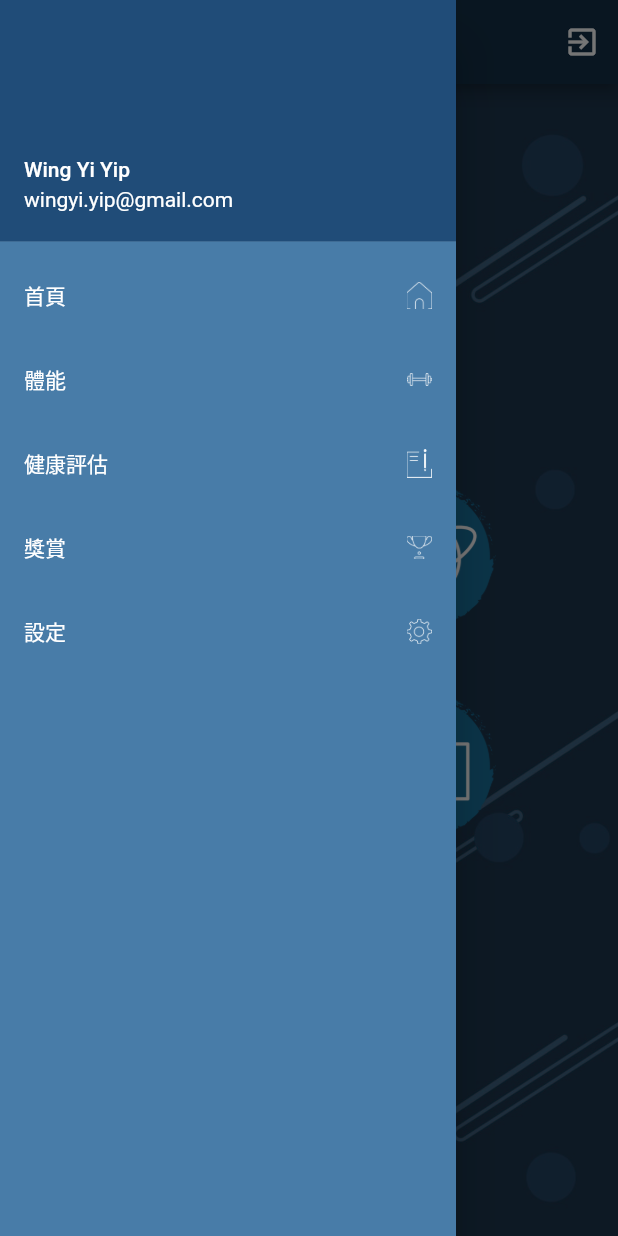
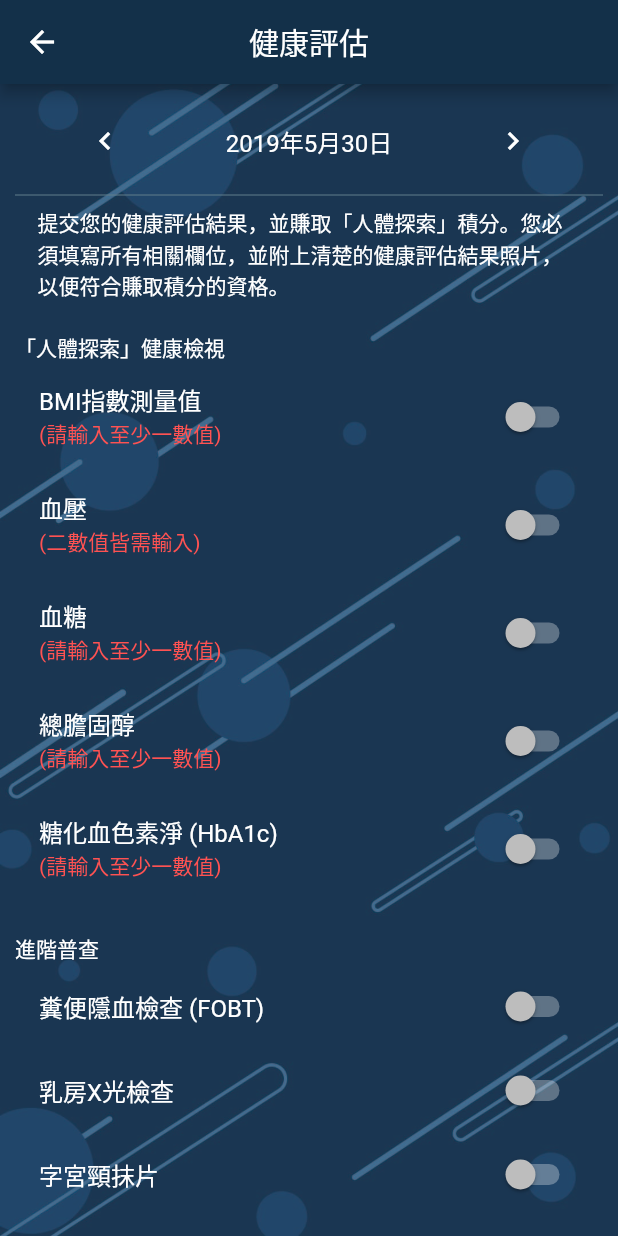
Before and after one commit to chris-lsn/Body-Exploration, a Flutter app: the HomePage screen opened by its route, in the side drawer, after a tap on "健康評估", on a phone screen of 412 x 824 dp. Run offline on Flutter 3.47's test engine with Material 2 defaults, Android fonts, the phone set to English and light mode, and no system bars; our stand-ins replace image_picker.

Commit message:
upload screenshots

```diff
--- a/lib/components/sideMenu.dart
+++ b/lib/components/sideMenu.dart
@@ -34,7 +34,7 @@ class SideMenu extends StatelessWidget {
                 width: 17,
               ),
               title: Text('健康評估'),
-              onTap: () {},
+              onTap: () => Navigator.pushNamed(context, '/healthEvaluation'),
             ),
             ListTile(
               trailing: Image.asset(
@@ -42,7 +42,7 @@ class SideMenu extends StatelessWidget {
                 width: 17,
               ),
               title: Text('獎賞'),
-              onTap: () {},
+              onTap: () => Navigator.pushNamed(context, '/award'),
             ),
             ListTile(
               trailing: Image.asset(
--- a/lib/main.dart
+++ b/lib/main.dart
@@ -1,6 +1,8 @@
 import 'package:flutter/material.dart';
+import 'package:wing_fyp/pages/AwardPage.dart';
 import 'package:wing_fyp/pages/BodyStatusPage.dart';
 import 'package:wing_fyp/pages/FitnessPage.dart';
+import 'package:wing_fyp/pages/HealthEvaluationPage.dart';
 import 'package:wing_fyp/pages/OnlineDoctor.dart';
 import 'package:wing_fyp/pages/PlanetsPage.dart';
 import 'package:wing_fyp/pages/RecordFitness.dart';
@@ -27,7 +29,9 @@ class MyApp extends StatelessWidget {
         '/bodyStatus': (context) => BodyStatusPage(),
         '/recordFitness': (context) => RecordFitnessPage(),
         '/onlineDoctor': (context) => OnlineDoctorPage(),
-        '/splash': (context) => SplashPage()
+        '/splash': (context) => SplashPage(),
+        '/healthEvaluation': (context) => HealthEvaluationPage(),
+        '/award': (context) => AwardPage()
       },
     );
   }
--- /dev/null
+++ b/lib/pages/HealthEvaluationPage.dart
@@ -0,0 +1,187 @@
+import 'package:flutter/material.dart';
+
+class HealthEvaluationPage extends StatefulWidget {
+  @override
+  State<StatefulWidget> createState() {
+    return HealthEvaluationPageState();
+  }
+}
+
+class HealthEvaluationPageState extends State<HealthEvaluationPage> {
+  List<bool> _flats = [false,false,false,false,false,false,false,false,false,false,false,false,false,false,false,false,false,false,false];
+  final now = DateTime.now();
+
+    Widget _buildInputField(String name, String hint) {
+    return ListTile(
+      title: Text(name),
+      trailing: Container(
+        width: 150.0,
+        child: Row(
+          mainAxisAlignment: MainAxisAlignment.end,
+          children: <Widget>[
+            Expanded(
+              flex: 3,
+              child: TextField(
+                textAlign: TextAlign.end,
+                decoration: InputDecoration.collapsed(hintText: hint),
+              ),
+            ),
+          ],
+        ),
+      ),
+    );
+  }
+  @override
+  Widget build(BuildContext context) {
+    return Scaffold(
+      appBar: AppBar(
+        title: Text('健康評估'),
+        centerTitle: true,
+        backgroundColor: Color(0xFF133049),
+
+      ),
+      body: Container(
+        decoration: BoxDecoration(
+          image: DecorationImage(
+            image: AssetImage("assets/images/fyp_bg3-01.jpg"),
+            fit: BoxFit.fitWidth,
+            alignment: Alignment.bottomCenter,
+            colorFilter: ColorFilter.mode(Colors.black.withOpacity(0.8), BlendMode.dstATop),
+          ),
+        ),
+        width: double.infinity,
+        child: ListView(
+          padding: EdgeInsets.all(10),
+          children: <Widget>[
+            ListTile(
+              leading: FlatButton(
+                child: Icon(Icons.chevron_left),
+                onPressed: () {},
+              ),
+              trailing: FlatButton(
+                child: Icon(Icons.chevron_right),
+                onPressed: () {},
+              ),
+              title: Center(child: Text('${now.year}年${now.month}月${now.day}日')),
+            ),
+            Divider(color: Colors.blueGrey),
+            Container(padding: EdgeInsets.symmetric(horizontal: 15) ,child: Text('提交您的健康評估結果，並賺取「人體探索」積分。您必須填寫所有相關欄位，並附上清楚的健康評估結果照片，以便符合賺取積分的資格。')),
+            SizedBox(height: 20,),
+            Text('「人體探索」健康檢視'),
+            SwitchListTile(
+              title: Text('BMI指數測量值'),
+              subtitle: Text('(請輸入至少一數值)', style: TextStyle(color: Colors.redAccent)),
+              value: _flats[0],
+              onChanged: (val) => setState(() => _flats[0] = val),
+            ),
+            _flats[0] ? Container(
+              padding: EdgeInsets.only(left: 20),
+              child:  Column(children: <Widget>[
+                _buildInputField('體重', '新增 (磅)'),
+                _buildInputField('身高', '新增 (英尺英寸)'),
+                _buildInputField('腰部', '新增 (英寸)'),
+              ],)
+            ) : Container(),
+            SwitchListTile(
+              title: Text('血壓'),
+              subtitle: Text('(二數值皆需輸入)', style: TextStyle(color: Colors.redAccent)),
+              value: _flats[1],
+              onChanged: (val) => setState(() => _flats[1] = val),
+            ),
+            _flats[1] ? Container(
+              padding: EdgeInsets.only(left: 20),
+              child:  Column(children: <Widget>[
+                _buildInputField('收縮壓', '新增 (mmHg)'),
+                _buildInputField('舒張壓', '新增 (mmHg)'),
+              ],)
+            ) : Container(),
+            SwitchListTile(
+              title: Text('血糖'),
+              subtitle: Text('(請輸入至少一數值)', style: TextStyle(color: Colors.redAccent)),
+              value: _flats[2],
+              onChanged: (val) => setState(() => _flats[2] = val),
+            ),
+            _flats[2] ? Container(
+              padding: EdgeInsets.only(left: 20),
+              child:  Column(children: <Widget>[
+                _buildInputField('空腹', '新增 (毫克/分升)'),
+                _buildInputField('隨機', '新增 (毫克/分升)'),
+              ],)
+            ) : Container(),
+            SwitchListTile(
+              title: Text('總膽固醇'),
+              subtitle: Text('(請輸入至少一數值)', style: TextStyle(color: Colors.redAccent)),
+              value: _flats[3],
+              onChanged: (val) => setState(() => _flats[3] = val),
+            ),
+             _flats[3] ? Container(
+              padding: EdgeInsets.only(left: 20),
+              child:  Column(children: <Widget>[
+                _buildInputField('總和', '新增 (毫克/分升)'),
+                _buildInputField('HDL', '新增 (毫克/分升)'),
+                _buildInputField('LDL', '新增 (毫克/分升)'),
+                _buildInputField('三酸甘油脂', '新增 (毫克/分升)'),
+              ],)
+            ) : Container(),
+            SwitchListTile(
+              title: Text('糖化血色素淨 (HbA1c)'),
+              subtitle: Text('(請輸入至少一數值)', style: TextStyle(color: Colors.redAccent)),
+              value: _flats[4],
+              onChanged: (val) => setState(() => _flats[4] = val),
+            ),
+            _flats[4] ? Container(
+              padding: EdgeInsets.only(left: 20),
+              child:  Column(children: <Widget>[
+                _buildInputField('糖化血色...', '新增 (%)'),
+              ],)
+            ) : Container(),
+            SizedBox(height: 20,),
+            Text('進階普查'),
+            SwitchListTile(
+              title: Text('糞便隱血檢查 (FOBT)'),
+              value: _flats[5],
+              onChanged: (val) => setState(() => _flats[5] = val),
+            ),
+            SwitchListTile(
+              title: Text('乳房X光檢查'),
+              value: _flats[6],
+              onChanged: (val) => setState(() => _flats[6] = val),
+            ),
+            SwitchListTile(
+              title: Text('字宮頸抹片'),
+              value: _flats[7],
+              onChanged: (val) => setState(() => _flats[7] = val),
+            ),
+            SwitchListTile(
+              title: Text('前列腺特異掘抗原 (PSA) 檢驗'),
+              value: _flats[8],
+              onChanged: (val) => setState(() => _flats[8] = val),
+            ),
+            SwitchListTile(
+              title: Text('牙科評估'),
+              value: _flats[9],
+              onChanged: (val) => setState(() => _flats[9] = val),
+            ),
+            SizedBox(height: 20,),
+            Text('接種疫苗'),
+            SwitchListTile(
+              title: Text('流感疫苗接種'),
+              value: _flats[10],
+              onChanged: (val) => setState(() => _flats[10] = val),
+            ),
+            SwitchListTile(
+              title: Text('乙型肝炎疫苗接種'),
+              value: _flats[11],
+              onChanged: (val) => setState(() => _flats[11] = val),
+            ),
+            SwitchListTile(
+              title: Text('乳頭瘤病毒 (HPV)'),
+              value: _flats[12],
+              onChanged: (val) => setState(() => _flats[12] = val),
+            ),
+          ],
+        ),
+      ),
+    );
+  }
+}
```
Also changed, not shown: lib/pages/AwardPage.dart (added, +39 -0 lines), pubspec.lock, 7 other files.
